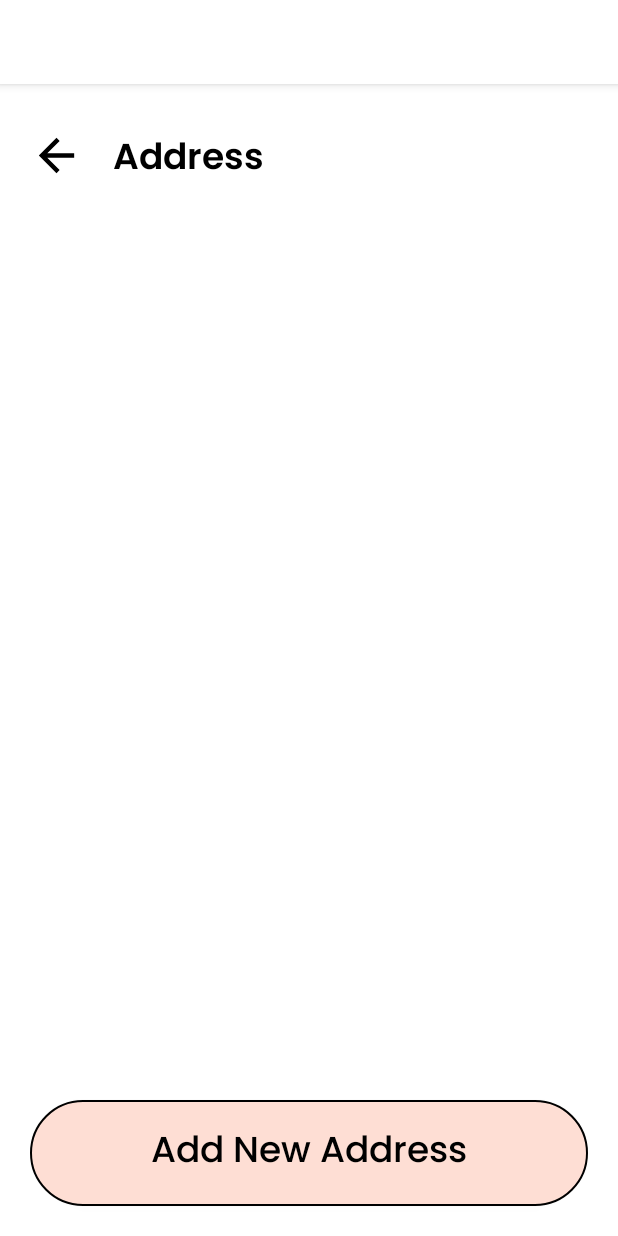
After one commit to Rekt-Cat/Posito-Cabs, an Android app: the AddressActivity screen opened directly, with no data from a screen before it, on a phone screen of 412 x 824 dp. The commit adds this screen. Run offline under Robolectric (Android 15) with nearby library versions, the phone set to English and light mode, and no system bars.

Commit message:
some more progress

```diff
--- a/app/src/main/AndroidManifest.xml
+++ b/app/src/main/AndroidManifest.xml
@@ -12,7 +12,10 @@
         android:theme="@style/Theme.PositoCabs"
         tools:targetApi="31">
         <activity
-            android:name=".Views.EditProfileScreen"
+            android:name=".Views.SecurityActivity"
+            android:exported="false" />
+        <activity
+            android:name=".Views.AddressActivity"
             android:exported="false" />
         <activity
             android:name=".Views.SignInScreen"
--- /dev/null
+++ b/app/src/main/java/com/example/positocabs/Views/AddressActivity.java
@@ -0,0 +1,16 @@
+package com.example.positocabs.Views;
+
+import androidx.appcompat.app.AppCompatActivity;
+
+import android.os.Bundle;
+
+import com.example.positocabs.R;
+
+public class AddressActivity extends AppCompatActivity {
+
+    @Override
+    protected void onCreate(Bundle savedInstanceState) {
+        super.onCreate(savedInstanceState);
+        setContentView(R.layout.activity_address);
+    }
+}
--- a/app/src/main/java/com/example/positocabs/Views/EditProfileScreen.java
+++ b/app/src/main/java/com/example/positocabs/Views/SecurityActivity.java
@@ -6,11 +6,12 @@ import android.os.Bundle;
 
 import com.example.positocabs.R;
 
-public class EditProfileScreen extends AppCompatActivity {
+public class SecurityActivity extends AppCompatActivity {
 
     @Override
     protected void onCreate(Bundle savedInstanceState) {
         super.onCreate(savedInstanceState);
-        setContentView(R.layout.activity_edit_profile_screen);
+        setContentView(R.layout.activity_security);
+
     }
 }
--- a/app/src/main/res/drawable/buttoncolourbg.xml
+++ b/app/src/main/res/drawable/buttoncolourbg.xml
@@ -3,4 +3,6 @@
 
     <solid android:color="#FEDED4"/>
     <corners android:radius="50dp"/>
+    <stroke android:width="1dp"
+        android:color="@color/black"/>
 </shape>
--- /dev/null
+++ b/app/src/main/res/layout/activity_address.xml
@@ -0,0 +1,63 @@
+<?xml version="1.0" encoding="utf-8"?>
+<LinearLayout xmlns:android="http://schemas.android.com/apk/res/android"
+    xmlns:app="http://schemas.android.com/apk/res-auto"
+    xmlns:tools="http://schemas.android.com/tools"
+    android:layout_width="match_parent"
+    android:layout_height="match_parent"
+    tools:context=".Views.AddressActivity"
+    android:orientation="vertical"
+    android:paddingLeft="20dp"
+    android:paddingRight="20dp">
+    <LinearLayout
+        android:layout_width="match_parent"
+        android:layout_height="wrap_content"
+        android:layout_marginTop="30dp"
+        android:orientation="horizontal">
+
+        <ImageView
+            android:layout_width="35dp"
+            android:layout_height="35dp"
+            android:layout_gravity="start"
+            android:src="@drawable/baseline_arrow_back_24" />
+
+        <TextView
+            android:layout_width="wrap_content"
+            android:layout_height="wrap_content"
+            android:fontFamily="@font/poppins_semibold"
+            android:gravity="bottom"
+            android:paddingLeft="10dp"
+            android:text="Address"
+            android:layout_marginLeft="10dp"
+            android:layout_gravity="center"
+            android:textColor="#000000"
+            android:textSize="24sp"
+            android:textStyle="bold" />
+    </LinearLayout>
+
+    <LinearLayout
+        android:layout_weight="1"
+        android:layout_width="match_parent"
+        android:layout_height="wrap_content"
+        android:orientation="vertical"
+        android:layout_marginTop="30dp">
+        <androidx.recyclerview.widget.RecyclerView
+            android:layout_width="match_parent"
+            android:layout_height="wrap_content"/>
+    </LinearLayout>
+
+    <androidx.appcompat.widget.AppCompatButton
+        android:layout_width="match_parent"
+        android:layout_height="wrap_content"
+        android:layout_gravity="bottom"
+        android:layout_marginBottom="20dp"
+        android:background="@drawable/buttoncolourbg"
+        android:fontFamily="@font/poppins_medium"
+        android:gravity="center"
+        android:padding="15dp"
+        android:text="Add New Address"
+        android:textAppearance="@style/TextAppearance.AppCompat.Medium"
+        android:textColor="#000000"
+        android:textSize="24sp" />
+
+
+</LinearLayout>
```
Also changed, not shown: app/src/main/res/layout/activity_edit_profile_screen.xml (deleted, +0 -9 lines), app/src/main/res/layout/activity_security.xml (added, +145 -0 lines).
